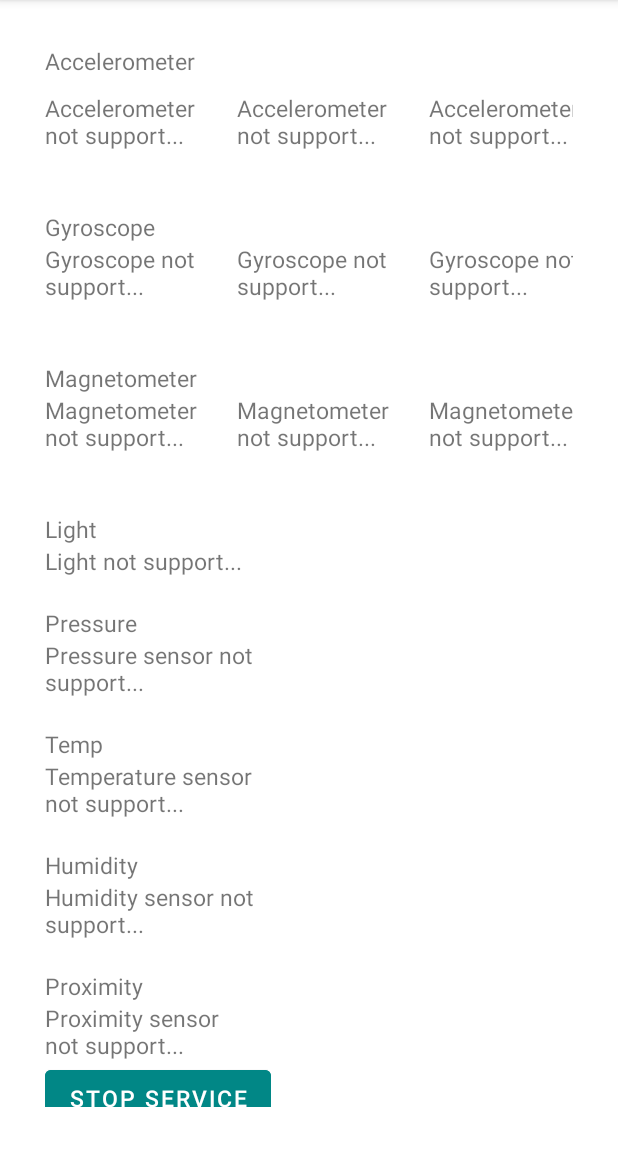
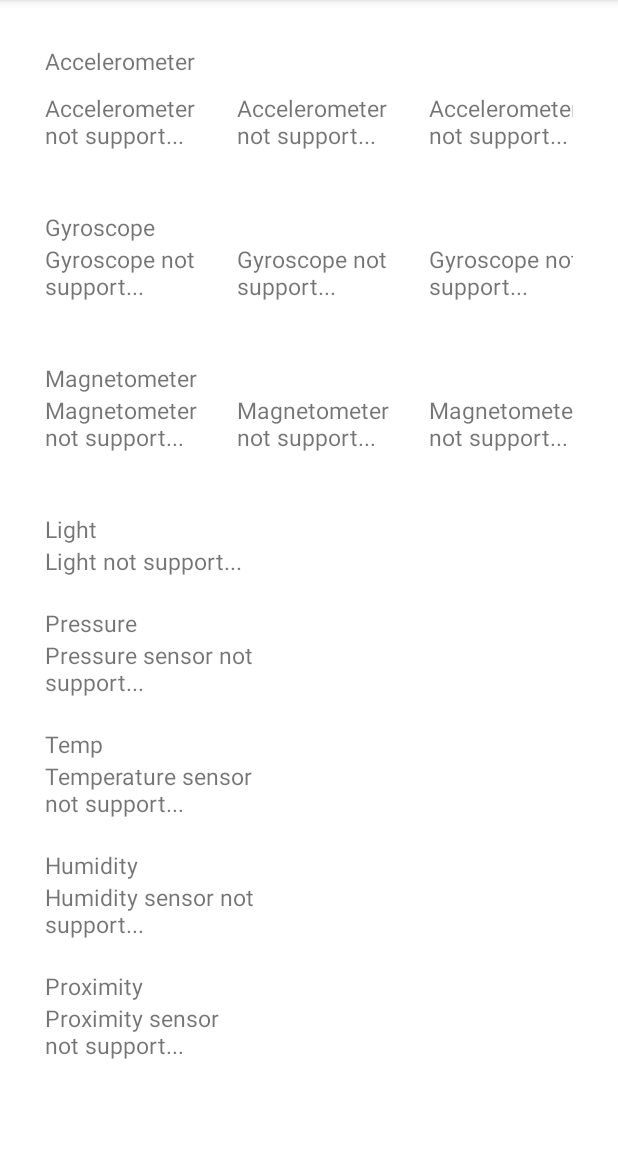
Before and after one commit to Daham2000/androidProject, an Android app: the screen it shows after launch (MainActivity), on a phone screen of 412 x 824 dp, the part 84-1236 px from its top. Run offline under Robolectric (Android 15) with nearby library versions, the phone set to English and light mode, and no system bars; 4 statements that could not run were skipped.

Commit message:
Same changes

```diff
--- a/app/src/main/java/com/example/demoproject/MainActivity.java
+++ b/app/src/main/java/com/example/demoproject/MainActivity.java
@@ -4,7 +4,6 @@ import androidx.appcompat.app.AppCompatActivity;
 import androidx.work.PeriodicWorkRequest;
 import androidx.work.WorkManager;
 
-import android.annotation.SuppressLint;
 import android.hardware.SensorManager;
 import android.os.Bundle;
 import android.widget.Button;
@@ -19,59 +18,40 @@ import com.example.demoproject.sensor.PressureSensorManage;
 import com.example.demoproject.sensor.ProximitySensorManage;
 import com.example.demoproject.sensor.TempSensorManage;
 import com.example.demoproject.service.worker.ApiCallWorker;
-import com.example.demoproject.service.worker.WorkPeriodManage;
+import com.example.demoproject.service.worker.SaveDataWorker;
 
 import java.util.concurrent.TimeUnit;
 
 public class MainActivity extends AppCompatActivity {
 
-    private static final String TAG = "Main";
-    //define TextView values
-    private TextView yValue;
-    private TextView xValue;
-    private TextView zValue;
-    private TextView gyXValue;
-    private TextView gYValue;
-    private TextView gyZValue;
-    private TextView maXValue;
-    private TextView maYValue;
-    private TextView maZValue;
-    private TextView lightValue;
-    private TextView pressureValue;
-    private TextView tempValue;
-    private TextView humidityValue;
-    private TextView proximityValue;
-
-
-    @SuppressLint("SetTextI18n")
     @Override
     protected void onCreate(Bundle savedInstanceState) {
         super.onCreate(savedInstanceState);
         setContentView(R.layout.activity_main);
 
-        Button stopBtn = findViewById(R.id.stopBtnID);
+//        Button stopBtn = findViewById(R.id.stopBtnID);
 
         //initialize texView values
-        xValue = findViewById(R.id.xValue);
-        yValue = findViewById(R.id.yValue);
-        zValue = findViewById(R.id.zValue);
+        TextView xValue = findViewById(R.id.xValue);
+        //define TextView values
+        TextView yValue = findViewById(R.id.yValue);
+        TextView zValue = findViewById(R.id.zValue);
 
-        gyXValue = findViewById(R.id.xGyroValue);
-        gYValue = findViewById(R.id.yGyroValue);
-        gyZValue = findViewById(R.id.zGyroValue);
+        TextView gyXValue = findViewById(R.id.xGyroValue);
+        TextView gYValue = findViewById(R.id.yGyroValue);
+        TextView gyZValue = findViewById(R.id.zGyroValue);
 
-        maXValue = findViewById(R.id.xMagnetoMeterValue);
-        maYValue = findViewById(R.id.yMagnetoMeterValue);
-        maZValue = findViewById(R.id.zMagnetoMeterValue);
+        TextView maXValue = findViewById(R.id.xMagnetoMeterValue);
+        TextView maYValue = findViewById(R.id.yMagnetoMeterValue);
+        TextView maZValue = findViewById(R.id.zMagnetoMeterValue);
 
-        lightValue = findViewById(R.id.light);
-        pressureValue = findViewById(R.id.pressure);
-        tempValue = findViewById(R.id.temp);
-        humidityValue = findViewById(R.id.humidity);
-        proximityValue = findViewById(R.id.proximity);
+        TextView lightValue = findViewById(R.id.light);
+        TextView pressureValue = findViewById(R.id.pressure);
+        TextView tempValue = findViewById(R.id.temp);
+        TextView humidityValue = findViewById(R.id.humidity);
+        TextView proximityValue = findViewById(R.id.proximity);
 
         //initialize sensor manager
-        //sensor manager references
         final SensorManager sensorManager = (SensorManager) getSystemService(SENSOR_SERVICE);
         //get the sensor accelerometer
         AccelerometerSensorManage accelerometerSensor = new AccelerometerSensorManage(
@@ -98,26 +78,29 @@ public class MainActivity extends AppCompatActivity {
         ProximitySensorManage proximitySensorManage = new ProximitySensorManage(
                 sensorManager, proximityValue);
 
+        //Start worker for get Data from Sensor and save it on shared memory
         SettingUpPeriodicWorkSaveData();
+        //Start worker for call API
         SettingUpPeriodicWorkSendData();
 //        stopBtn.setOnClickListener(v -> stopService(intent));
     }
 
+    //Start worker method for get Data from Sensor and save it on shared memory
     private void SettingUpPeriodicWorkSaveData() {
         // Create Network constraint
         PeriodicWorkRequest periodicSendDataWork =
-                new PeriodicWorkRequest.Builder(WorkPeriodManage.class, 5, TimeUnit.MINUTES)
+                new PeriodicWorkRequest.Builder(SaveDataWorker.class, 1, TimeUnit.MINUTES)
                         .addTag("SaveData")
                         .build();
 
         WorkManager workManager = WorkManager.getInstance(this);
         workManager.enqueue(periodicSendDataWork);
-
     }
 
+    //Start worker method for call API/ send data to database
     private void SettingUpPeriodicWorkSendData() {
         PeriodicWorkRequest periodicSendDataWork =
-                new PeriodicWorkRequest.Builder(ApiCallWorker.class, 10, TimeUnit.MINUTES)
+                new PeriodicWorkRequest.Builder(ApiCallWorker.class, 2, TimeUnit.MINUTES)
                         .addTag("SendData")
                         .build();
 
--- a/app/src/main/java/com/example/demoproject/controller/DataHandle.java
+++ b/app/src/main/java/com/example/demoproject/controller/DataHandle.java
@@ -25,9 +25,10 @@ public class DataHandle {
     private static RestApi restApi = new RestApi();
     private HashMap<String, String> params = new HashMap<>();
     private static DataHandle dataHandle;
+    Gson gson = new Gson();
 
     public static DataHandle getDataHandle() {
-        if(dataHandle==null){
+        if (dataHandle == null) {
             dataHandle = new DataHandle();
         }
         return dataHandle;
@@ -35,23 +36,22 @@ public class DataHandle {
 
     public void callRestAPI(Context context) {
         SharedPreferences sp = context.getSharedPreferences("SensorDetail", Context.MODE_PRIVATE);
-        String sensorJsonData = sp.getString("SensorDetailKey", "");
-        Gson gson=new Gson();
-        SensorModel sensorModelData=gson.fromJson(sensorJsonData, SensorModel.class);
-        if(sensorModelData!=null){
+        String sensorJsonData = sp.getString("AccelerometerKey", "");
+        SensorModel sensorModelData = gson.fromJson(sensorJsonData, SensorModel.class);
+        if (sensorModelData != null) {
             params.put("accelerometerX", String.valueOf(sensorModelData.getAccelerometerXValue()));
             params.put("accelerometerY", String.valueOf(sensorModelData.getAccelerometerYValue()));
             params.put("accelerometerZ", String.valueOf(sensorModelData.getAccelerometerZValue()));
         }
         restApi.sendRequestPost(context, params);
-        sp.edit().remove("SensorDetailKey");
+        sp.edit().remove("AccelerometerKey");
     }
 
-    public void saveInShared(Context context, SensorModel sensorModel){
+    public void saveInShared(Context context, SensorModel sensorModel, String key) {
         SharedPreferences sharedPreferences = context.getSharedPreferences("SensorDetail", Context.MODE_PRIVATE);
         SharedPreferenceMemory memory = SharedPreferenceMemory.getSharedPreferenceMemory();
         memory.setSharedPreferences(sharedPreferences);
-        memory.saveInShared(sensorModel);
+        memory.saveInShared(sensorModel, key);
     }
 
 }
--- a/app/src/main/java/com/example/demoproject/memory/SharedPreferenceMemory.java
+++ b/app/src/main/java/com/example/demoproject/memory/SharedPreferenceMemory.java
@@ -32,11 +32,11 @@ public class SharedPreferenceMemory {
         return sharedPreferences;
     }
 
-    public void saveInShared(SensorModel sm) {
+    public void saveInShared(SensorModel sm,String key) {
         SharedPreferences sp = getSharedPreferences("SensorDetail", Context.MODE_PRIVATE);
         SharedPreferences.Editor prefsEditor = sp.edit();
         String sensorObject = gson.toJson(sm);
-        prefsEditor.putString("SensorDetailKey", sensorObject);
+        prefsEditor.putString(key, sensorObject);
         prefsEditor.commit();
     }
 }
--- a/app/src/main/java/com/example/demoproject/service/sensor_service/AccelerometerBackgroundService.java
+++ b/app/src/main/java/com/example/demoproject/service/sensor_service/AccelerometerBackgroundService.java
@@ -78,7 +78,7 @@ public class AccelerometerBackgroundService extends Service implements SensorEve
             sensorModel.setAccelerometerXValue(xValue);
             sensorModel.setAccelerometerYValue(yValue);
             sensorModel.setAccelerometerZValue(zValue);
-            dataHandle.saveInShared(getApplicationContext(), sensorModel);
+            dataHandle.saveInShared(getApplicationContext(), sensorModel,"AccelerometerKey");
             stopService(intent);
             return null;
         }
--- a/app/src/main/java/com/example/demoproject/service/worker/WorkPeriodManage.java
+++ b/app/src/main/java/com/example/demoproject/service/worker/SaveDataWorker.java
@@ -13,16 +13,16 @@ import com.example.demoproject.service.sensor_service.AccelerometerBackgroundSer
 
 import static android.content.Context.SENSOR_SERVICE;
 
-public class WorkPeriodManage extends Worker {
+public class SaveDataWorker extends Worker {
 
-    private static final String TAG = "WorkPeriodManage";
+    private static final String TAG = "Save Data Worker";
     private final Context context;
     final SensorManager sensorManager;
 
-    public WorkPeriodManage(@NonNull Context context, @NonNull WorkerParameters workerParams) {
+    public SaveDataWorker(@NonNull Context context, @NonNull WorkerParameters workerParams) {
         super(context, workerParams);
         this.context = context;
-        Log.d(TAG, "WorkPeriodManage: Call");
+        Log.d(TAG, "SaveDataWorker: Call");
         sensorManager = (SensorManager) context.getSystemService(SENSOR_SERVICE);
     }
 
--- a/app/src/main/res/layout/activity_main.xml
+++ b/app/src/main/res/layout/activity_main.xml
@@ -184,20 +184,6 @@
 
         </LinearLayout>
 
-        <LinearLayout
-            android:layout_width="wrap_content"
-            android:layout_height="wrap_content">
-
-            <Button
-                android:id="@+id/stopBtnID"
-                android:layout_width="wrap_content"
-                android:backgroundTint="@color/teal_700"
-                android:layout_height="50dp"
-                android:textSize="15dp"
-                android:text="@string/stopService" />
-
-        </LinearLayout>
-"
     </LinearLayout>
 
 
```
